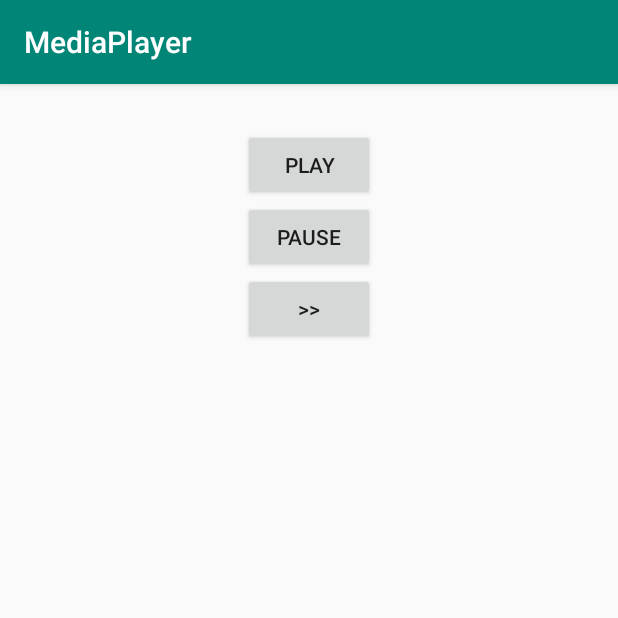
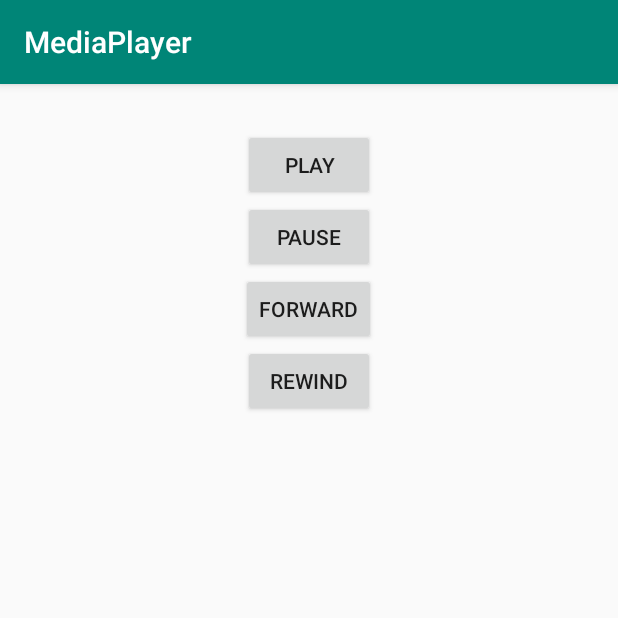
Before and after one commit to MwasCipher/Music-App-Sample-, an Android app: the screen it shows after launch (MainActivity), on a phone screen of 412 x 824 dp, the top half of it. Run offline under Robolectric (Android 15) with nearby library versions, the phone set to English and light mode, and no system bars.

Commit message:
Rewind Button

```diff
--- a/app/src/main/java/com/example/mediaplayer/MainActivity.java
+++ b/app/src/main/java/com/example/mediaplayer/MainActivity.java
@@ -20,6 +20,7 @@ public class MainActivity extends AppCompatActivity {
         Button playButton = findViewById(R.id.play_button);
         Button pauseButton = findViewById(R.id.pause_button);
         Button fastForwardButton = findViewById(R.id.fast_forward_button);
+        Button rewindButton = findViewById(R.id.rewind_button);
 
         //Instantiate Media Player Class
 
@@ -56,5 +57,13 @@ public class MainActivity extends AppCompatActivity {
                 mediaPlayer.seekTo(position + 5000);
             }
         });
+
+        rewindButton.setOnClickListener(new View.OnClickListener() {
+            @Override
+            public void onClick(View v) {
+                int position = mediaPlayer.getCurrentPosition();
+                mediaPlayer.seekTo(position - 5000);
+            }
+        });
     }
 }
--- a/app/src/main/res/layout/activity_main.xml
+++ b/app/src/main/res/layout/activity_main.xml
@@ -24,7 +24,13 @@
     <Button
         android:layout_width="wrap_content"
         android:layout_height="wrap_content"
-        android:text=">>"
+        android:text="forward"
         android:id="@+id/fast_forward_button"/>
 
+    <Button
+        android:layout_width="wrap_content"
+        android:layout_height="wrap_content"
+        android:text="rewind"
+        android:id="@+id/rewind_button"/>
+
 </LinearLayout>
```
